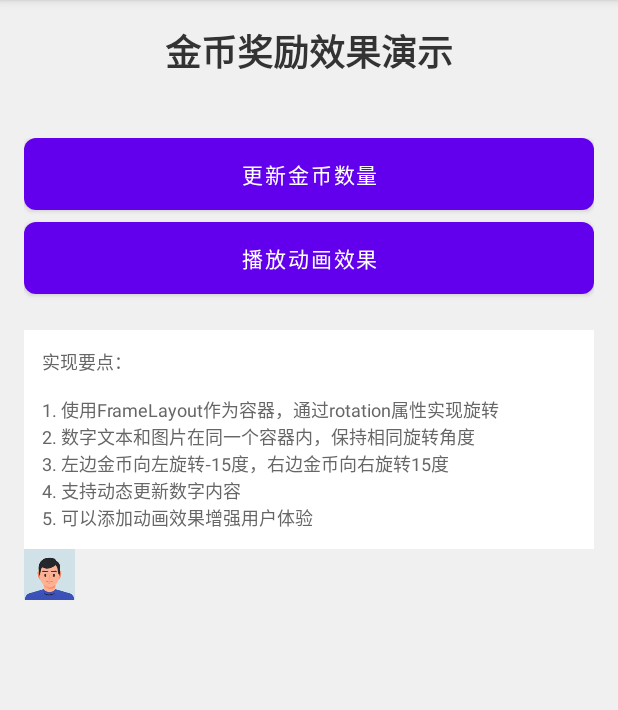
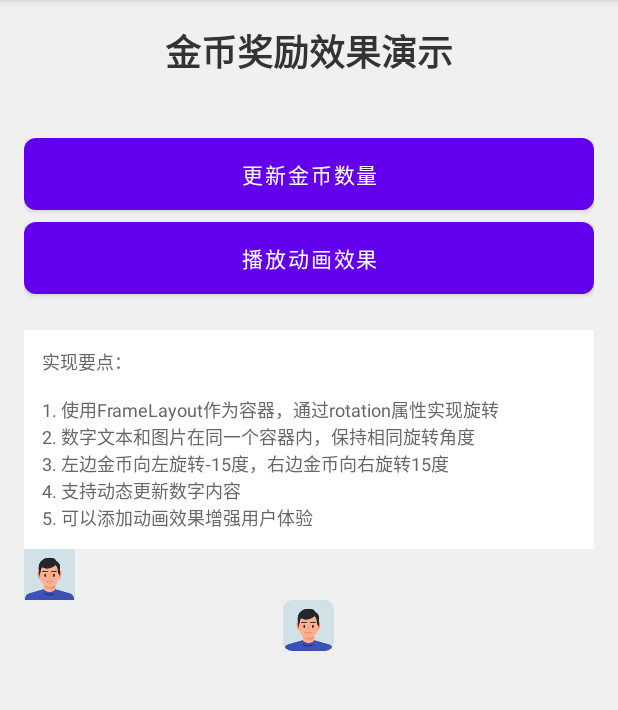
Before and after one commit to Crixaliszhu/WorkLaboratory, an Android app: the screen it shows after launch (MainActivity), on a phone screen of 412 x 824 dp, the part 84-794 px from its top. Run offline under Robolectric (Android 15) with nearby library versions, the phone set to English and light mode, and no system bars; pictures from the network do not load; 7 statements that could not run were skipped.

Commit message:
feat(main): glide图片模糊效果调试2

```diff
--- a/app/src/main/java/com/yupao/happynewd/MainActivity.kt
+++ b/app/src/main/java/com/yupao/happynewd/MainActivity.kt
@@ -34,7 +34,9 @@ import com.yupao.happynewd.model.ResumePosterEntity
 import com.yupao.happynewd.ui.TestCardViewActivity
 import kotlinx.coroutines.launch
 import androidx.core.net.toUri
+import com.yupao.happynewd.util.IMAvatarUtils
 import com.yupao.happynewd.util.OSSImageUtil
+import com.yupao.happynewd.view.ResizedImageView
 
 
 class MainActivity : AppCompatActivity() {
@@ -357,6 +359,9 @@ class MainActivity : AppCompatActivity() {
                 width = it.width,
             )
         }
+        findViewById<ResizedImageView>(R.id.ivRImageView)?.let {
+            IMAvatarUtils.setAvatar(it, entity.resumeBaseEntity?.avatar)
+        }
         if (entity.resumeBaseEntity != null) {
             lifecycleScope.launch {
                 CoverGenerateHelper.generateResumeCover(
--- a/app/src/main/java/com/yupao/happynewd/adapter/CoverGenerateHelper.kt
+++ b/app/src/main/java/com/yupao/happynewd/adapter/CoverGenerateHelper.kt
@@ -10,11 +10,12 @@ import androidx.lifecycle.LifecycleOwner
 import com.bumptech.glide.Glide
 import com.bumptech.glide.request.target.CustomTarget
 import com.bumptech.glide.request.transition.Transition
+import com.yupao.happynewd.R
 import com.yupao.happynewd.databinding.ShareLayoutMiniCoverBinding
 import com.yupao.happynewd.model.ResumePosterEntity
 import com.yupao.happynewd.ui.PictureFileUtils
-import com.yupao.happynewd.util.BlurBitmapUtils
 import com.yupao.happynewd.util.DensityUtils
+import com.yupao.happynewd.view.ResizedImageView
 import kotlinx.coroutines.Dispatchers
 import kotlinx.coroutines.withContext
 
@@ -75,22 +76,45 @@ object CoverGenerateHelper {
             callBack.invoke("")
             return
         }
-        val view = withContext(Dispatchers.Main.immediate) {
-            generateResumeView(
-                context,
-                owner,
-                inflater,
-                posterEntity
-            )
+
+        withContext(Dispatchers.Main) {
+            val view = generateResumeView(context, owner, inflater, posterEntity)
+            val imageView = view?.findViewById<ResizedImageView>(R.id.ivImageView)
+
+            if (imageView != null && !posterEntity.resumeBaseEntity?.avatar.isNullOrBlank()) {
+                // 等待图片加载完成
+                Glide.with(context)
+                    .asBitmap()
+                    .load(posterEntity.resumeBaseEntity?.avatar)
+                    .into(object : CustomTarget<Bitmap>() {
+                        override fun onResourceReady(resource: Bitmap, transition: Transition<in Bitmap?>?) {
+                            // 图片加载完成后生成封面
+                            val bmp = generateCoverBitmap(view)
+                            if (bmp != null) {
+                                PictureFileUtils.saveBitmapLocalPng(context, bmp)
+                                val url = PictureFileUtils.saveBitmapToProviderCache(context, bmp)
+                                callBack.invoke(url)
+                            } else {
+                                callBack.invoke("")
+                            }
+                        }
+
+                        override fun onLoadCleared(placeholder: Drawable?) {
+                            callBack.invoke("")
+                        }
+                    })
+            } else {
+                // 没有头像，直接生成
+                val bmp = generateCoverBitmap(view)
+                if (bmp != null) {
+                    PictureFileUtils.saveBitmapLocalPng(context, bmp)
+                    val url = PictureFileUtils.saveBitmapToProviderCache(context, bmp)
+                    callBack.invoke(url)
+                } else {
+                    callBack.invoke("")
+                }
+            }
         }
-        val bmp = generateCoverBitmap(view)
-        if (bmp == null) {
-            callBack.invoke("")
-            return
-        }
-        PictureFileUtils.saveBitmapLocalPng(context, bmp)
-        val url = PictureFileUtils.saveBitmapToProviderCache(context, bmp)
-        callBack.invoke(url)
     }
 
 }
--- /dev/null
+++ b/app/src/main/java/com/yupao/happynewd/util/IMAvatarUtils.kt
@@ -0,0 +1,26 @@
+package com.yupao.happynewd.util
+
+import android.widget.ImageView
+import androidx.core.content.ContextCompat
+import com.yupao.happynewd.R
+import com.yupao.happynewd.view.ResizedImageView
+
+object IMAvatarUtils {
+    /**
+     * 设置头像
+     */
+    fun setAvatar(imageView: ResizedImageView?, avatarUrl: String?) {
+        imageView ?: return
+        if (avatarUrl.isNullOrBlank()) return
+        imageView.setPlaceHolder(
+            ContextCompat.getDrawable(
+                imageView.context,
+                R.drawable.ic_recruitment_head
+            )
+        )
+        imageView.roundPercent = 100f
+        imageView.scaleType = ImageView.ScaleType.CENTER_CROP
+        imageView.setResizedImageUrl(avatarUrl)
+        imageView.setBlurRadius(15)
+    }
+}
--- a/app/src/main/res/layout/activity_main_coin_demo.xml
+++ b/app/src/main/res/layout/activity_main_coin_demo.xml
@@ -219,6 +219,19 @@
             android:layout_width="34dp"
             android:layout_height="34dp" />
 
+        <com.yupao.happynewd.view.ResizedImageView
+            android:id="@+id/ivRImageView"
+            blurRadius="@{entity.blurRadius()}"
+            errorImg="@{@drawable/ic_recruitment_head}"
+            placeHolder="@{@drawable/ic_recruitment_head}"
+            resizedImageUrl="@{entity.avatar}"
+            android:layout_width="34dp"
+            android:layout_height="34dp"
+            android:layout_gravity="center"
+            android:scaleType="centerCrop"
+            app:round="6dp"
+            app:roundPercent="100" />
+
     </LinearLayout>
 
 </ScrollView>
```
Also changed, not shown: app/src/main/res/layout/share_layout_mini_cover.xml (+18 -15 lines).
